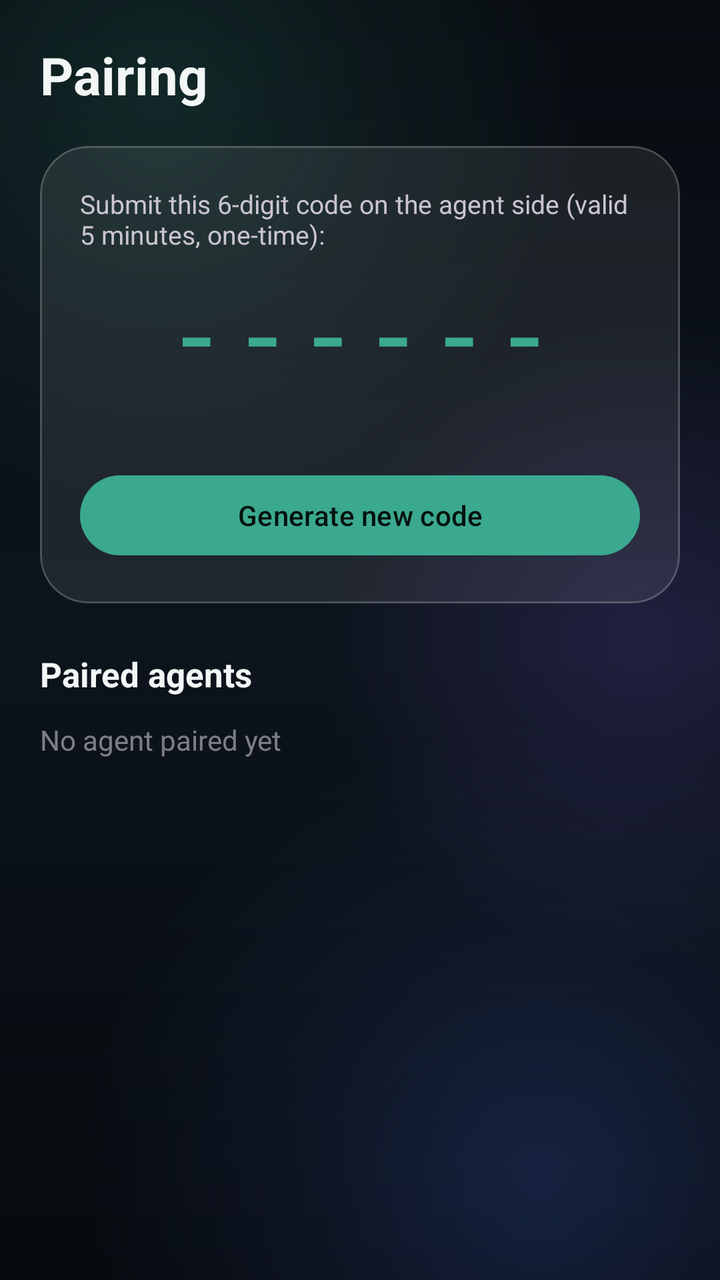
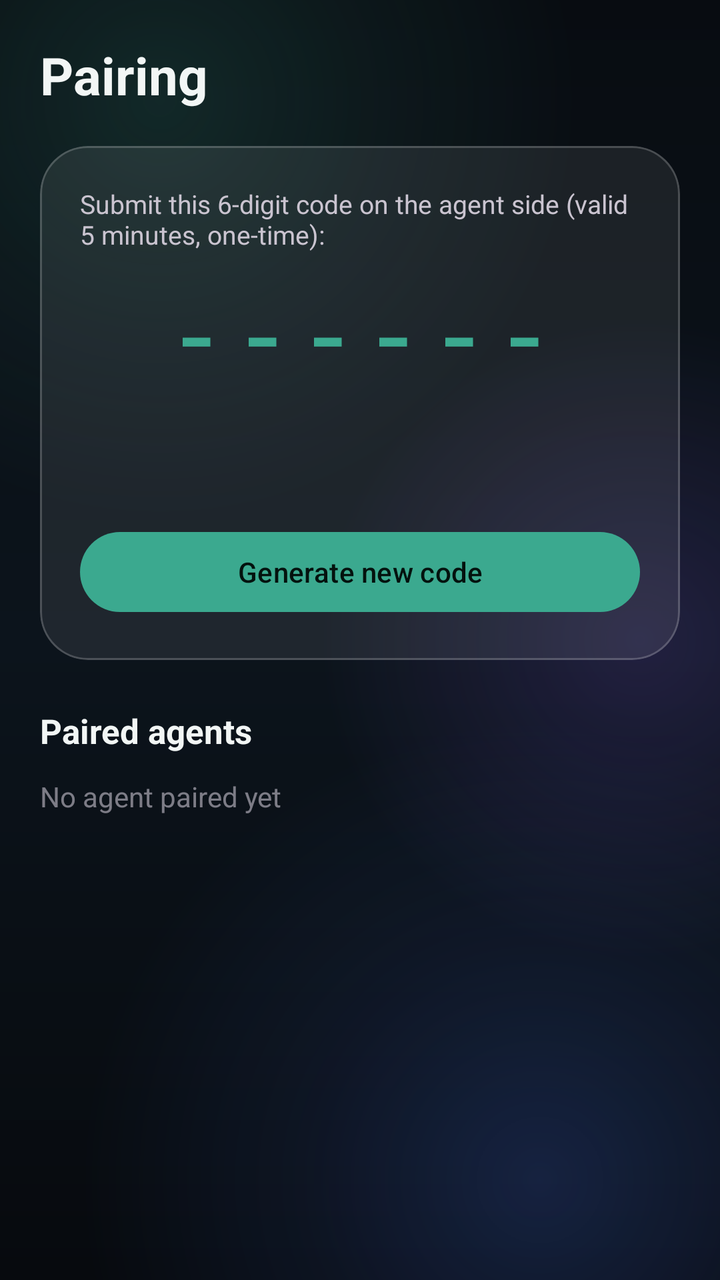

Screens rendered from an Android XML layout before and after an edit, with the pre-edit source and the edit as a unified diff.
<!-- AndroidManifest.xml: application theme Theme.SmsBridge -->
<!-- res/layout/activity_pair.xml -->
<?xml version="1.0" encoding="utf-8"?>
<ScrollView xmlns:android="http://schemas.android.com/apk/res/android"
    xmlns:app="http://schemas.android.com/apk/res-auto"
    android:layout_width="match_parent"
    android:layout_height="match_parent"
    android:background="@drawable/bg_app"
    android:fillViewport="true">

    <LinearLayout
        android:layout_width="match_parent"
        android:layout_height="wrap_content"
        android:orientation="vertical"
        android:padding="20dp">

        <TextView
            android:layout_width="wrap_content"
            android:layout_height="wrap_content"
            android:text="@string/pair_title"
            android:textColor="?attr/colorOnSurface"
            android:textSize="26sp"
            android:textStyle="bold" />

        <com.google.android.material.card.MaterialCardView
            android:layout_width="match_parent"
            android:layout_height="wrap_content"
            android:layout_marginTop="18dp"
            app:cardCornerRadius="24dp"
            app:cardBackgroundColor="#14FFFFFF"
            app:cardElevation="0dp"
            app:strokeColor="#33FFFFFF"
            app:strokeWidth="1dp">

            <LinearLayout
                android:layout_width="match_parent"
                android:layout_height="wrap_content"
                android:gravity="center_horizontal"
                android:orientation="vertical"
                android:padding="20dp">

                <TextView
                    android:layout_width="wrap_content"
                    android:layout_height="wrap_content"
                    android:text="@string/pair_code_hint"
                    android:textSize="13sp" />

                <TextView
                    android:id="@+id/tvPairCode"
                    style="@style/MonoCode"
                    android:layout_width="wrap_content"
                    android:layout_height="wrap_content"
                    android:layout_marginTop="14dp"
                    android:text="------"
                    android:textColor="?attr/colorPrimary" />

                <TextView
                    android:id="@+id/tvCodeExpiry"
                    android:layout_width="wrap_content"
                    android:layout_height="wrap_content"
                    android:layout_marginTop="8dp"
                    android:alpha="0.6"
                    android:textSize="12sp" />

                <com.google.android.material.button.MaterialButton
                    android:id="@+id/btnGenerate"
                    android:layout_width="match_parent"
                    android:layout_height="wrap_content"
                    android:layout_marginTop="16dp"
                    android:text="@string/pair_generate" />
            </LinearLayout>
        </com.google.android.material.card.MaterialCardView>

        <TextView
            android:layout_width="wrap_content"
            android:layout_height="wrap_content"
            android:layout_marginTop="24dp"
            android:text="@string/pair_clients_title"
            android:textColor="?attr/colorOnSurface"
            android:textSize="17sp"
            android:textStyle="bold" />

        <TextView
            android:id="@+id/tvNoClients"
            android:layout_width="match_parent"
            android:layout_height="wrap_content"
            android:layout_marginTop="12dp"
            android:alpha="0.6"
            android:text="@string/pair_no_clients"
            android:textSize="14sp" />

        <LinearLayout
            android:id="@+id/clientList"
            android:layout_width="match_parent"
            android:layout_height="wrap_content"
            android:layout_marginTop="8dp"
            android:orientation="vertical" />
    </LinearLayout>
</ScrollView>
<!-- resources referenced by this layout -->
<resources>
  <!-- drawable bg_app (drawable) -->
  <?xml version="1.0" encoding="utf-8"?>
  <layer-list xmlns:android="http://schemas.android.com/apk/res/android">
  
      
      <item>
          <shape android:shape="rectangle">
              <gradient
                  android:type="linear"
                  android:angle="270"
                  android:startColor="#080C11"
                  android:centerColor="#0C141C"
                  android:endColor="#070A0E" />
          </shape>
      </item>
  
      
      <item
          android:width="420dp"
          android:height="420dp"
          android:gravity="top|start"
          android:left="-130dp"
          android:top="-160dp">
          <shape android:shape="oval">
              <gradient
                  android:type="radial"
                  android:gradientRadius="210dp"
                  android:startColor="#3D2E7D6B"
                  android:centerColor="#1A2E7D6B"
                  android:endColor="#002E7D6B" />
          </shape>
      </item>
  
      
      <item
          android:width="460dp"
          android:height="460dp"
          android:gravity="bottom|end"
          android:right="-140dp"
          android:bottom="-180dp">
          <shape android:shape="oval">
              <gradient
                  android:type="radial"
                  android:gradientRadius="230dp"
                  android:startColor="#334B7BFF"
                  android:centerColor="#144B7BFF"
                  android:endColor="#004B7BFF" />
          </shape>
      </item>
  
      
      <item
          android:width="320dp"
          android:height="320dp"
          android:gravity="center_vertical|end"
          android:right="-120dp">
          <shape android:shape="oval">
              <gradient
                  android:type="radial"
                  android:gradientRadius="160dp"
                  android:startColor="#2A8B5CF6"
                  android:endColor="#008B5CF6" />
          </shape>
      </item>
  </layer-list>
  <string name="pair_clients_title">Paired agents</string>
  <string name="pair_code_hint">Submit this 6-digit code on the agent side (valid 5 minutes, one-time):</string>
  <string name="pair_generate">Generate new code</string>
  <string name="pair_no_clients">No agent paired yet</string>
  <string name="pair_title">Pairing</string>
  <style name="MonoCode">
          <item name="android:fontFamily">monospace</item>
          <item name="android:textSize">40sp</item>
          <item name="android:letterSpacing">0.22</item>
          <item name="android:textStyle">bold</item>
      </style>
  <style name="Theme.SmsBridge" parent="Theme.Material3.Dark.NoActionBar">
          <item name="colorPrimary">#3BA98F</item>
          <item name="colorOnPrimary">#04120E</item>
          <item name="colorSurface">#0B1117</item>
          <item name="colorOnSurface">#F2F6F5</item>
          <item name="colorOutlineVariant">#33FFFFFF</item>
          <item name="android:windowBackground">@drawable/bg_app</item>
          <item name="android:statusBarColor">@android:color/transparent</item>
          <item name="android:navigationBarColor">@android:color/transparent</item>
          <item name="android:windowLightStatusBar">false</item>
          <item name="android:windowLightNavigationBar">false</item>
          <item name="android:windowDrawsSystemBarBackgrounds">true</item>
      </style>
</resources>

<!-- the commit's change to res/layout/activity_pair.xml (unified diff, before → after) -->
@@ -60,6 +60,16 @@
                     android:alpha="0.6"
                     android:textSize="12sp" />
 
+                <TextView
+                    android:id="@+id/tvFingerprint"
+                    android:layout_width="match_parent"
+                    android:layout_height="wrap_content"
+                    android:layout_marginTop="16dp"
+                    android:alpha="0.45"
+                    android:fontFamily="monospace"
+                    android:lineSpacingExtra="2dp"
+                    android:textSize="9sp" />
+
                 <com.google.android.material.button.MaterialButton
                     android:id="@+id/btnGenerate"
                     android:layout_width="match_parent"
